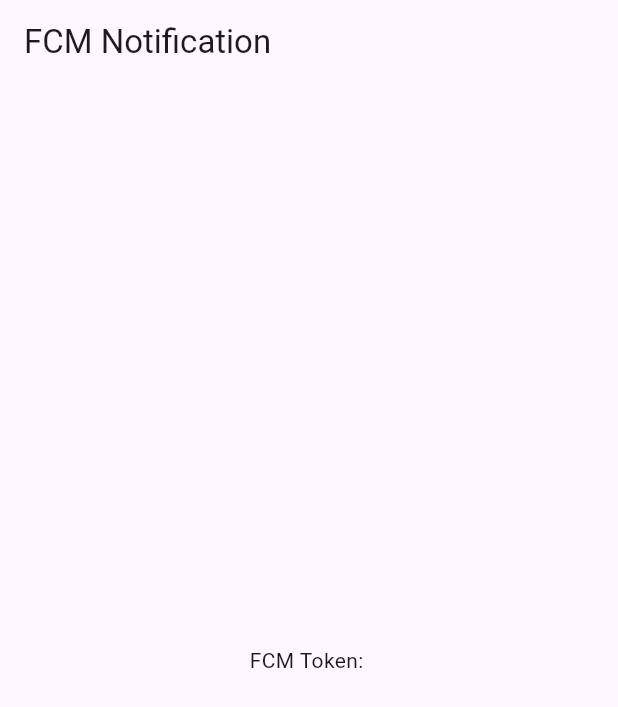
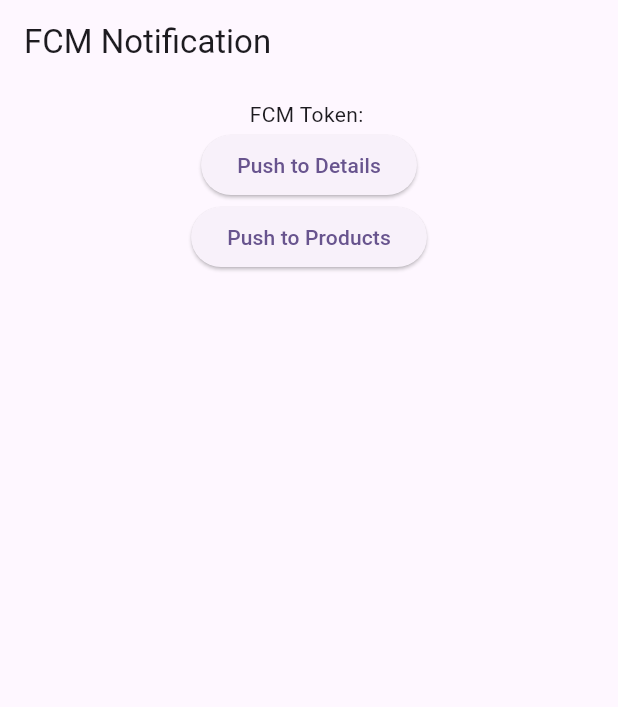
Before and after one commit to 13ARUN/fcm_notification, a Flutter app: the screen it shows after launch, on a phone screen of 412 x 824 dp. Shown: the top 707 px of the screen. Run offline on Flutter 3.47's test engine with Material 3 defaults, Android fonts, the phone set to English and light mode, and no system bars; our stand-ins replace firebase_core, firebase_messaging, flutter_local_notifications, go_router; accounts and stored records are empty.

Commit message:
Add Products and Details pages, integrate go_router for navigation, and update dependencies

```diff
--- a/lib/main.dart
+++ b/lib/main.dart
@@ -1,10 +1,38 @@
 // main.dart
 import 'package:fcm_notification/firebase_options.dart';
+import 'package:fcm_notification/pages/details_page.dart';
+import 'package:fcm_notification/pages/products_page.dart';
 import 'package:firebase_core/firebase_core.dart';
 import 'package:firebase_messaging/firebase_messaging.dart';
 import 'package:flutter/material.dart';
-import 'notification_service.dart';
-import 'home_page.dart';
+import 'package:go_router/go_router.dart';
+import 'services/notification_service.dart';
+import 'pages/home_page.dart';
+
+final GoRouter router = GoRouter(
+  initialLocation: '/',
+  routes: [
+    GoRoute(
+      path: '/',
+      builder: (context, state) {
+        return HomePage();
+      },
+    ),
+    GoRoute(
+      path: '/details/:id',
+      builder: (context, state) {
+        final id = state.pathParameters['id'];
+        return DetailPage(id: id!);
+      },
+    ),
+    GoRoute(
+      path: '/products',
+      builder: (context, state) {
+        return ProductsPage();
+      },
+    ),
+  ],
+);
 
 void main() async {
   WidgetsFlutterBinding.ensureInitialized();
@@ -21,13 +49,13 @@ class MyApp extends StatelessWidget {
 
   @override
   Widget build(BuildContext context) {
-    return MaterialApp(
+    return MaterialApp.router(
       title: 'FCM Background Notification',
       debugShowCheckedModeBanner: false,
       theme: ThemeData(
         colorScheme: ColorScheme.fromSeed(seedColor: Colors.deepPurple),
       ),
-      home: const HomePage(),
+      routerConfig: router,
     );
   }
 }
--- a/lib/home_page.dart
+++ b/lib/pages/home_page.dart
@@ -1,7 +1,10 @@
+// ignore_for_file: use_build_context_synchronously
+
 import 'package:firebase_messaging/firebase_messaging.dart';
 import 'package:flutter/material.dart';
+import 'package:go_router/go_router.dart';
 
-import 'notification_service.dart';
+import '../services/notification_service.dart';
 
 class HomePage extends StatefulWidget {
   const HomePage({super.key});
@@ -66,16 +69,22 @@ class _HomePageState extends State<HomePage> {
     });
 
     FirebaseMessaging.onMessageOpenedApp.listen((RemoteMessage message) {
-      if (message.notification != null) {
-        debugPrint("🟢 Message clicked: ${message.notification!.title}");
+      if (message.data.containsKey('route')) {
+        final route = message.data['route'];
+        debugPrint("🟢 Navigating to: $route");
+        if (route != null) {
+          GoRouter.of(context).go(route);
+        }
       }
     });
 
     FirebaseMessaging.instance.getInitialMessage().then((initialMessage) {
-      if (initialMessage != null) {
-        debugPrint(
-          "🚀 App opened from terminated state: ${initialMessage.notification?.title}",
-        );
+      if (initialMessage != null && initialMessage.data.containsKey('route')) {
+        final route = initialMessage.data['route'];
+        debugPrint("🚀 Navigating to initial route: $route");
+        if (route != null) {
+          GoRouter.of(context).go(route);
+        }
       }
     });
 
@@ -89,9 +98,25 @@ class _HomePageState extends State<HomePage> {
       body: Padding(
         padding: const EdgeInsets.all(10.0),
         child: Center(
-          child: SelectableText(
-            _token != null ? "FCM Token: $_token" : "Fetching token...",
-            textAlign: TextAlign.center,
+          child: Column(
+            children: [
+              SelectableText(
+                _token != null ? "FCM Token: $_token" : "Fetching token...",
+                textAlign: TextAlign.center,
+              ),
+              ElevatedButton(
+                onPressed: () {
+                  context.push('/details/42');
+                },
+                child: Text('Push to Details'),
+              ),
+              ElevatedButton(
+                onPressed: () {
+                  context.push('/products');
+                },
+                child: Text('Push to Products'),
+              ),
+            ],
           ),
         ),
       ),
--- a/pubspec.yaml
+++ b/pubspec.yaml
@@ -37,6 +37,7 @@ dependencies:
   firebase_core: ^3.12.0
   firebase_messaging: ^15.2.3
   flutter_local_notifications: ^18.0.1
+  go_router: ^14.8.1
 
 dev_dependencies:
   flutter_test:
```
Also changed, not shown: lib/pages/details_page.dart (added, +14 -0 lines), lib/pages/products_page.dart (added, +10 -0 lines), lib/services/notification_service.dart (renamed from lib/notification_service.dart), pubspec.lock.
